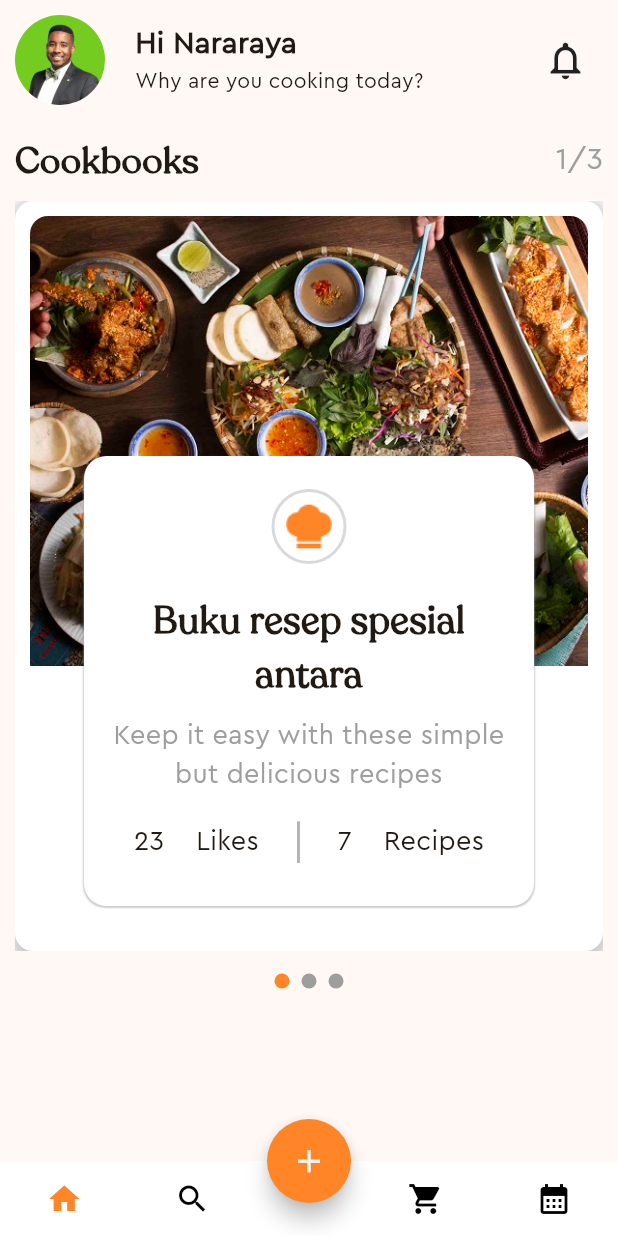
After one commit to ThachSangW3G/CookingSocialApp, a Flutter app: the BottomNavigation screen opened directly, after a tap on the "home" icon, on a phone screen of 412 x 824 dp. The commit adds this screen. Run offline on Flutter 3.47's test engine with Material 2 defaults, Android fonts, the phone set to English and light mode, and no system bars; drawn by our look-alikes of smooth_page_indicator; our stand-ins replace intl_phone_field, intl_phone_number_input.

Commit message:
done cookbook

```diff
--- a/lib/constants/app_color.dart
+++ b/lib/constants/app_color.dart
@@ -18,4 +18,6 @@ class AppColors {
 
   static const Color orangeCrusta = Color.fromRGBO(255, 133, 39, 1);
   static const Color greyBombay = Color.fromRGBO(179, 180, 186, 1);
+  static const Color whitePorcelain = Color.fromRGBO(242, 243, 244, 1);
+  static const Color whiteAlabaster = Color.fromRGBO(251, 251, 251, 1);
 }
--- /dev/null
+++ b/lib/models/cookbook.dart
@@ -0,0 +1,21 @@
+class CookBook {
+  final int id;
+  final String title;
+  final String describe;
+  final int like;
+  final int recipe;
+  final String image;
+
+  CookBook(
+      this.id, this.title, this.describe, this.like, this.recipe, this.image);
+
+
+}
+List<CookBook> cookBookList = [
+  CookBook(1, 'Buku resep spesial antara', 'Keep it easy with these simple but delicious recipes',
+      23,  7, 'assets/images/background_1.jpg'),
+  CookBook(2, 'Buku resep spesial antara', 'Keep it easy with these simple but delicious recipes',
+      25,  6, 'assets/images/background_splash_1.jpg'),
+  CookBook(3, 'Buku resep spesial antara', 'Keep it easy with these simple but delicious recipes',
+      56,  9, 'assets/images/background_splash_2.jpg'),
+];
--- /dev/null
+++ b/lib/screens/bottom_navigation/bottom_navigation.dart
@@ -0,0 +1,128 @@
+import 'package:cooking_social_app/constants/app_color.dart';
+import 'package:cooking_social_app/screens/home/home_screen.dart';
+import 'package:flutter/material.dart';
+
+class BottomNavigation extends StatefulWidget {
+  const BottomNavigation({super.key});
+
+  @override
+  State<BottomNavigation> createState() => _BottomNavigationState();
+}
+
+class _BottomNavigationState extends State<BottomNavigation> {
+
+  int currentTab = 0;
+  final List<Widget> screens = [
+    const HomeScreen(),
+    const HomeScreen(),
+    const HomeScreen(),
+    const HomeScreen(),
+
+  ];
+
+
+  final PageStorageBucket bucket = PageStorageBucket();
+  Widget currentScreen = const HomeScreen();
+
+  @override
+  Widget build(BuildContext context) {
+    return Scaffold(
+      backgroundColor: Colors.white,
+      body: PageStorage(
+        bucket: bucket,
+        child: currentScreen,
+      ),
+      floatingActionButton: FloatingActionButton(
+        backgroundColor: AppColors.orangeCrusta,
+        foregroundColor: AppColors.whitePorcelain,
+        shape: const CircleBorder(),
+        child: const Icon(Icons.add, size: 25, ),
+        onPressed: (){},
+      ),
+      floatingActionButtonLocation: FloatingActionButtonLocation.centerDocked,
+      bottomNavigationBar: BottomAppBar(
+        height: 50,
+        color: Colors.white,
+        padding: const EdgeInsets.symmetric(vertical: 7),
+        shape: const CircularNotchedRectangle(),
+        notchMargin: 20,
+        child: SizedBox(
+          height: 60,
+          child: Row(
+            mainAxisAlignment: MainAxisAlignment.spaceBetween,
+            children: [
+              Expanded(
+                child: MaterialButton(
+                  minWidth: 40,
+                  onPressed: (){
+                    setState(() {
+                      currentScreen = const HomeScreen();
+                      currentTab = 0;
+
+                    });
+                  },
+                  child: Icon(
+                    Icons.home,
+                    color: currentTab == 0 ? AppColors.orangeCrusta : Colors.black,
+                  ),
+                ),
+              ),
+              Expanded(
+                child: MaterialButton(
+                  minWidth: 40,
+
+                  onPressed: (){
+                    setState(() {
+                      currentScreen = const HomeScreen();
+                      currentTab = 1;
+
+                    });
+                  },
+                  child: Icon(
+                    Icons.search,
+                    color: currentTab == 1 ? AppColors.orangeCrusta : Colors.black,
+                  ),
+                ),
+              ),
+              Container(
+                width: 70,
+              ),
+              Expanded(
+                child: MaterialButton(
+                  minWidth: 40,
+                  onPressed: (){
+                    setState(() {
+                      currentScreen = const HomeScreen();
+                      currentTab = 2;
+
+                    });
+                  },
+                  child: Icon(
+                    Icons.shopping_cart,
+                    color: currentTab == 2 ? AppColors.orangeCrusta : Colors.black,
+                  ),
+                ),
+              ),
+              Expanded(
+                child: MaterialButton(
+                  minWidth: 40,
+                  onPressed: (){
+                    setState(() {
+                      currentScreen = const HomeScreen();
+                      currentTab = 3;
+
+                    });
+                  },
+                  child: Icon(
+                    Icons.calendar_month,
+                    color: currentTab == 3 ? AppColors.orangeCrusta : Colors.black,
+                  ),
+                ),
+              )
+            ],
+          ),
+        ),
+      ),
+    );
+  }
+}
--- /dev/null
+++ b/lib/screens/home/home_screen.dart
@@ -0,0 +1,321 @@
+import 'package:cooking_social_app/constants/app_color.dart';
+import 'package:cooking_social_app/models/cookbook.dart';
+import 'package:flutter/material.dart';
+import 'package:smooth_page_indicator/smooth_page_indicator.dart';
+
+class HomeScreen extends StatefulWidget {
+  const HomeScreen({super.key});
+
+  @override
+  State<HomeScreen> createState() => _HomeScreenState();
+}
+
+class _HomeScreenState extends State<HomeScreen> {
+
+  final PageController _pageController = PageController();
+  int pageCount = 3;
+  int pageCurrent = 1;
+
+  @override
+  Widget build(BuildContext context) {
+    return Scaffold(
+      backgroundColor: AppColors.whitePorcelain,
+      body:   Scaffold(
+        body: SafeArea(
+          child: Padding(
+            padding: const EdgeInsets.symmetric(vertical: 10, horizontal: 10),
+            child: Column(
+              children: [
+                Row(
+                  mainAxisAlignment: MainAxisAlignment.spaceBetween,
+                  children: [
+                    Row(
+                      children: [
+                        Container(
+                          height: 60,
+                          width: 60,
+                          decoration: const BoxDecoration(
+                            shape: BoxShape.circle,
+                            image: DecorationImage(
+                              image: AssetImage('assets/images/avatar.jpg'),
+                              fit: BoxFit.contain
+                            )
+                          ),
+
+                        ),
+                        const SizedBox(width: 20,),
+                        const Column(
+                          crossAxisAlignment: CrossAxisAlignment.start,
+                          children: [
+                            Text(
+                              'Hi Nararaya',
+                              style: TextStyle(
+                                fontFamily: 'CeraPro',
+                                fontSize: 20.0,
+                                fontWeight: FontWeight.w700
+                              ),
+                            ),
+                            Text(
+                              'Why are you cooking today?',
+                              style: TextStyle(
+                                fontFamily: 'CeraPro',
+                                fontSize: 14,
+                                fontWeight: FontWeight.w400
+                              ),
+                            )
+                          ],
+                        ),
+
+                      ],
+                    ),
+                    Container(
+                      margin: const EdgeInsets.only(right: 10),
+                      child: const Icon(
+                        Icons.notifications_outlined,
+                        size: 30,
+                      ),
+                    ),
+
+                  ],
+                ),
+                const SizedBox(height: 20,),
+                Row(
+                  mainAxisAlignment: MainAxisAlignment.spaceBetween,
+                  children: [
+                    const Text(
+                      'Cookbooks',
+                      style: TextStyle(
+                        fontFamily: 'Recoleta',
+                        fontSize: 24,
+                        fontWeight: FontWeight.w700
+                      ),
+                    ),
+                    Row(
+                      children: [
+                        Text(
+                          pageCurrent.toString(),
+                          style: const TextStyle(
+                            fontFamily: 'CeraPro',
+                            fontSize: 20,
+                            color: Colors.grey,
+                          ),
+                        ),
+                        const Text(
+                          '/',
+                          style: TextStyle(
+                            fontFamily: 'CeraPro',
+                            fontSize: 20,
+                            color: Colors.grey,
+                          ),
+                        ),
+                        Text(
+                          pageCount.toString(),
+                          style: const TextStyle(
+                            fontFamily: 'CeraPro',
+                            fontSize: 20,
+                            color: Colors.grey,
+                          ),
+                        ),
+                      ],
+                    )
+                  ],
+                ),
+                const SizedBox(height: 10,),
+                Container(
+
+                  color: AppColors.whitePorcelain,
+                  height: 500,
+                  child: PageView.builder(
+                    onPageChanged: (index) {
+                      setState(() {
+                        pageCurrent = index + 1;
+                      });
+                    },
+                    controller: _pageController,
+                    itemCount: cookBookList.length,
+                    itemBuilder: (context, index){
+                      return CookBookWidget(cookBook: cookBookList[index],);
+                    },
+                  ),
+                ),
+                const SizedBox(height: 15,),
+                SmoothPageIndicator(
+                  controller: _pageController,
+                  count: cookBookList.length,
+                  effect: const SwapEffect(
+                    activeDotColor: AppColors.orangeCrusta,
+                    dotWidth: 10,
+                    dotHeight: 10
+                  ),
+                )
+
+              ],
+            ),
+          ),
+        )
+      ),
+    );
+  }
+}
+
+class CookBookWidget extends StatelessWidget {
+  final CookBook cookBook;
+  const CookBookWidget({
+    super.key, required this.cookBook,
+  });
+
+  @override
+  Widget build(BuildContext context) {
+    return Container(
+      height: 500,
+      width: double.infinity,
+      decoration:  BoxDecoration(
+        borderRadius: const BorderRadius.all(Radius.circular(12)),
+        color: Colors.white,
+        boxShadow: [
+          BoxShadow(color: Colors.grey.withOpacity(0.5), // Màu và độ mờ của đổ bóng
+            spreadRadius: 2, // Bán kính mở rộng của đổ bóng
+            blurRadius: 5, // Độ mờ của đổ bóng
+            offset: const Offset(0, 3), // Vị trí của đổ bóng trong hệ tọa độ (x, y)
+          )
+        ]
+      ),
+      child: Padding(
+        padding: const EdgeInsets.all(10.0),
+        child: Stack(
+          children: [
+            Container(
+              height: 300,
+              width: double.infinity,
+              decoration: BoxDecoration(
+                image: DecorationImage(
+                  image: AssetImage(cookBook.image),
+                  fit: BoxFit.cover
+                ),
+                borderRadius: const BorderRadius.only(
+                  topRight: Radius.circular(12),
+                  topLeft: Radius.circular(12)
+                )
+              ),
+            ),
+            Row(
+              mainAxisAlignment: MainAxisAlignment.center,
+              children: [
+                Container(
+                  margin: const EdgeInsets.only(top: 160),
+                  height: 300,
+                  width: 300,
+                  decoration: BoxDecoration(
+                    borderRadius: const BorderRadius.all(Radius.circular(15)),
+                    color: Colors.white,
+                      boxShadow: [
+                        BoxShadow(color: Colors.grey.withOpacity(0.5), // Màu và độ mờ của đổ bóng
+                          spreadRadius: 0.1, // Bán kính mở rộng của đổ bóng
+                          blurRadius: 0.1, // Độ mờ của đổ bóng
+                          offset: const Offset(0, 1), // Vị trí của đổ bóng trong hệ tọa độ (x, y)
+                        )
+                      ]
+                  ),
+                  child: Padding(
+                    padding: const EdgeInsets.all(12.0),
+                    child: Column(
+                      children: [
+                        const SizedBox(height: 10,),
+                        Container(
+                          height: 50,
+                          width: 50,
+                          decoration: BoxDecoration(
+                              shape: BoxShape.circle,
+                              border: Border.all(
+                                  width: 2,
+                                  color: AppColors.greyBombay.withOpacity(0.5)
+                              )
+                          ),
+                          child: const Center(
+                            child: Image(
+                              image: AssetImage('assets/icons/hatchef.png'),
+                            ),
+                          ),
+                        ),
+                        const SizedBox(
+                          height: 20,
+                        ),
+                        Text(
+                          cookBook.title,
+                          textAlign: TextAlign.center,
+                          style: const TextStyle(
+                            fontFamily: 'Recoleta',
+                            fontSize: 25,
+                            fontWeight: FontWeight.w600
+                          ),
+                        ),
+                        const SizedBox(height: 10,),
+                        Text(
+                          cookBook.describe,
+                          textAlign: TextAlign.center,
+                          style: const TextStyle(
+                            fontFamily: 'CeraPro',
+                            fontSize: 18,
+                            fontWeight: FontWeight.w500,
+                            color: Colors.grey
+                          ),
+                        ),
+                        const SizedBox(height: 10,),
+                        Row(
+                          mainAxisAlignment: MainAxisAlignment.spaceEvenly,
+                          children: [
+                            Text(
+                              cookBook.like.toString(),
+                              style: const TextStyle(
+                                fontFamily: 'CeraPro',
+                                fontSize: 18,
+
+                              ),
+                            ),
+                            const Text(
+                              'Likes',
+                              style: TextStyle(
+                                fontFamily: 'CeraPro',
+                                fontSize: 18,
+
+                              ),
+                            ),
+                            const Text(
+                              '|',
+                              style: TextStyle(
+                                fontFamily: 'CeraPro',
+                                fontSize: 30,
+                                color: AppColors.greyBombay
+
+                              ),
+                            ),
+                            Text(
+                              cookBook.recipe.toString(),
+                              style: const TextStyle(
+                                fontFamily: 'CeraPro',
+                                fontSize: 18,
+
+                              ),
+                            ),
+                            const Text(
+                              'Recipes',
+                              style: TextStyle(
+                                fontFamily: 'CeraPro',
+                                fontSize: 18,
+
+                              ),
+                            )
+                          ],
+                        )
+                      ],
+                    ),
+                  ),
+                ),
+              ],
+            )
+          ],
+        ),
+      ),
+    );
+  }
+}
--- a/lib/screens/splash/splash_screen.dart
+++ b/lib/screens/splash/splash_screen.dart
@@ -40,7 +40,7 @@ class _SplashScreenState extends State<SplashScreen> {
                   SmoothPageIndicator(
                       controller: _pageController,
                       count: 3,
-                      effect: SwapEffect(
+                      effect: const SwapEffect(
                         activeDotColor: AppColors.orangeCrusta
                       ),
                   ),
--- a/pubspec.yaml
+++ b/pubspec.yaml
@@ -93,5 +93,8 @@ flutter:
     - family: SourceSansPro
       fonts:
         - asset: assets/fonts/SourceSansPro-Regular.ttf
+    - family: Recoleta
+      fonts:
+        - asset: assets/fonts/Recoleta-RegularDEMO.otf
   # For details regarding fonts from package dependencies,
   # see https://flutter.dev/custom-fonts/#from-packages
```
Also changed, not shown: assets/fonts/Recoleta-RegularDEMO.otf (added), assets/images/avatar.jpg (added).
